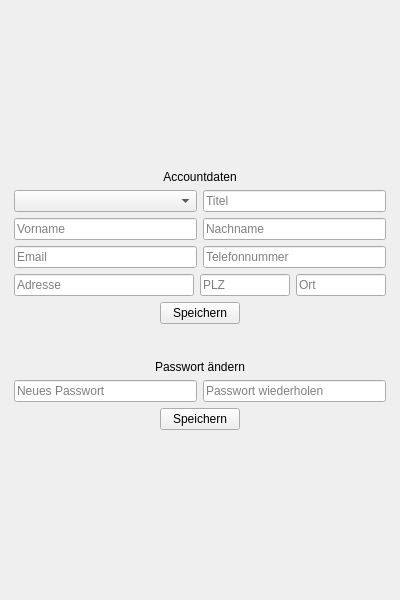
Above: HR_Managment_System_Application/auth/account_adminview.ui from MehmetMertt/twentyONE_HR_System before the change. Below: the same form after it.
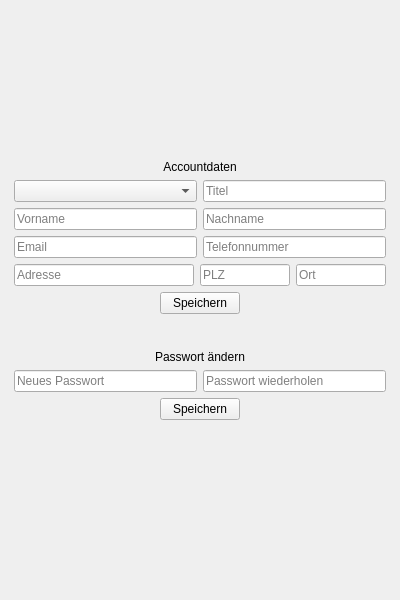
That is the form after the change.

```diff
--- a/HR_Managment_System_Application/auth/account_adminview.ui
+++ b/HR_Managment_System_Application/auth/account_adminview.ui
@@ -248,7 +248,10 @@
      <item>
       <layout class="QHBoxLayout" name="horizontalLayout_7">
        <item>
-        <widget class="QLineEdit" name="lineEdit_9">
+        <widget class="QLineEdit" name="passwort_input">
+         <property name="echoMode">
+          <enum>QLineEdit::Password</enum>
+         </property>
          <property name="placeholderText">
           <string>Neues Passwort</string>
          </property>
@@ -258,7 +261,10 @@
         </widget>
        </item>
        <item>
-        <widget class="QLineEdit" name="lineEdit_10">
+        <widget class="QLineEdit" name="passwort2_input">
+         <property name="echoMode">
+          <enum>QLineEdit::Password</enum>
+         </property>
          <property name="placeholderText">
           <string>Passwort wiederholen</string>
          </property>
@@ -312,6 +318,16 @@
        </item>
       </layout>
      </item>
+     <item>
+      <widget class="QLabel" name="error_text">
+       <property name="text">
+        <string/>
+       </property>
+       <property name="alignment">
+        <set>Qt::AlignCenter</set>
+       </property>
+      </widget>
+     </item>
      <item>
       <spacer name="verticalSpacer_2">
        <property name="orientation">
```
Left out of the diff: 20 changed lines with no effect on the pictures.
